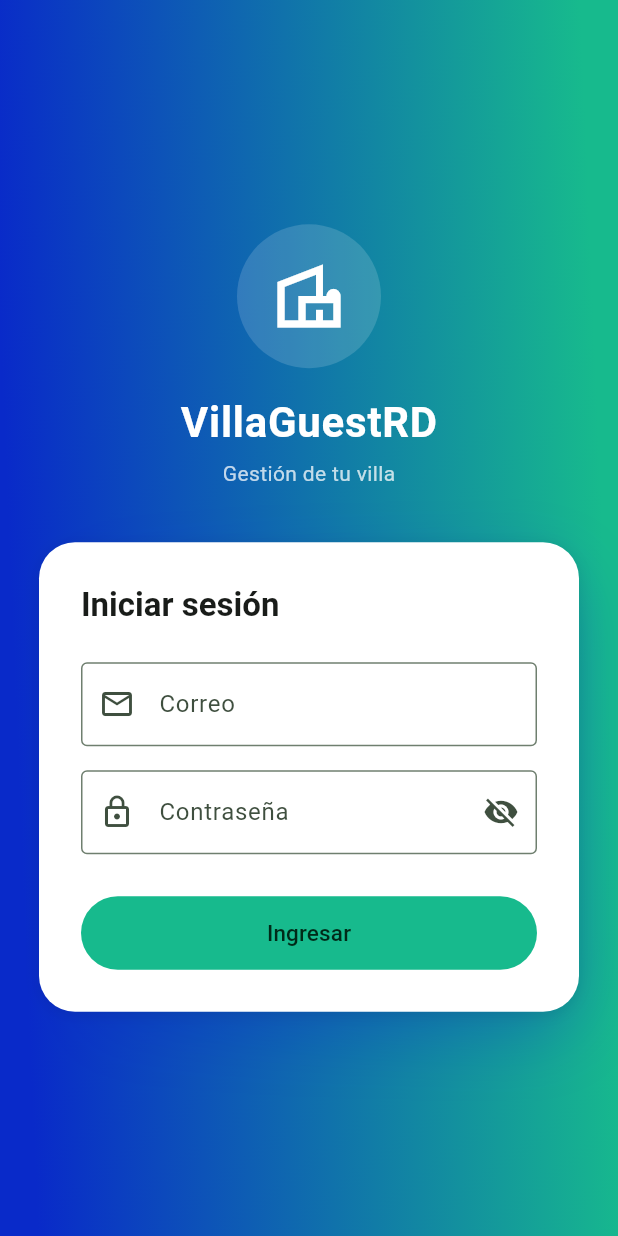
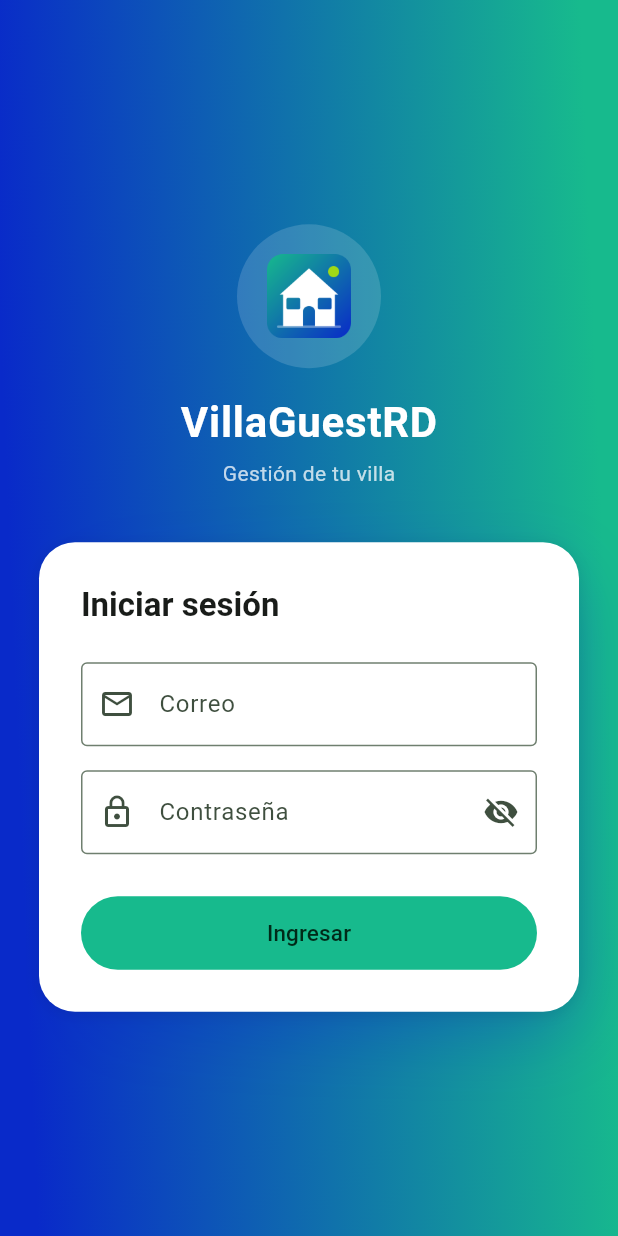
Before and after one commit to Keviinbolo/villaguest, a Flutter app: the screen it shows after launch, on a phone screen of 412 x 824 dp. Run offline on Flutter 3.47's test engine with Material 3 defaults, Android fonts, the phone set to English and light mode, and no system bars; our stand-ins replace cloud_firestore, firebase_auth, firebase_core, image_picker, pdf, printing and 1 more; accounts and stored records are empty.

Commit message:
feat: update login screen icon to custom asset and enhance checklist deletion logic with villaId

```diff
--- a/lib/features/auth/presentation/screens/login_screen.dart
+++ b/lib/features/auth/presentation/screens/login_screen.dart
@@ -110,10 +110,10 @@ class _LoginScreenState extends State<LoginScreen>
                         color: Colors.white.withValues(alpha: 0.15),
                         shape: BoxShape.circle,
                       ),
-                      child: const Icon(
-                        Icons.villa_outlined,
-                        size: 56,
-                        color: Colors.white,
+                      child: const Image(
+                        image: AssetImage('assets/icon/icon.png'),
+                        width: 56,
+                        height: 56,
                       ),
                     ),
                     const SizedBox(height: 16),
--- a/lib/features/cleaning/data/cleaning_repository.dart
+++ b/lib/features/cleaning/data/cleaning_repository.dart
@@ -127,10 +127,12 @@ class CleaningRepository {
     );
   }
 
-  Future<void> deleteChecklistsForBooking(String bookingId) async {
+  Future<void> deleteChecklistsForBooking(String bookingId, String villaId) async {
     final matches = await _firebase.getCollection(
       collectionPath: _collectionPath,
-      queryBuilder: (q) => q.where('bookingId', isEqualTo: bookingId),
+      queryBuilder: (q) => q
+          .where('villaId', isEqualTo: villaId)
+          .where('bookingId', isEqualTo: bookingId),
     );
 
     for (final doc in matches.docs) {
--- a/lib/features/cleaning/providers/cleaning_provider.dart
+++ b/lib/features/cleaning/providers/cleaning_provider.dart
@@ -96,7 +96,8 @@ class CleaningProvider extends ChangeNotifier {
   }
 
   Future<void> deleteChecklistsForBooking(String bookingId) {
-    return _repository.deleteChecklistsForBooking(bookingId);
+    if (_villaId == null) return Future.value();
+    return _repository.deleteChecklistsForBooking(bookingId, _villaId!);
   }
 
   @override
```
